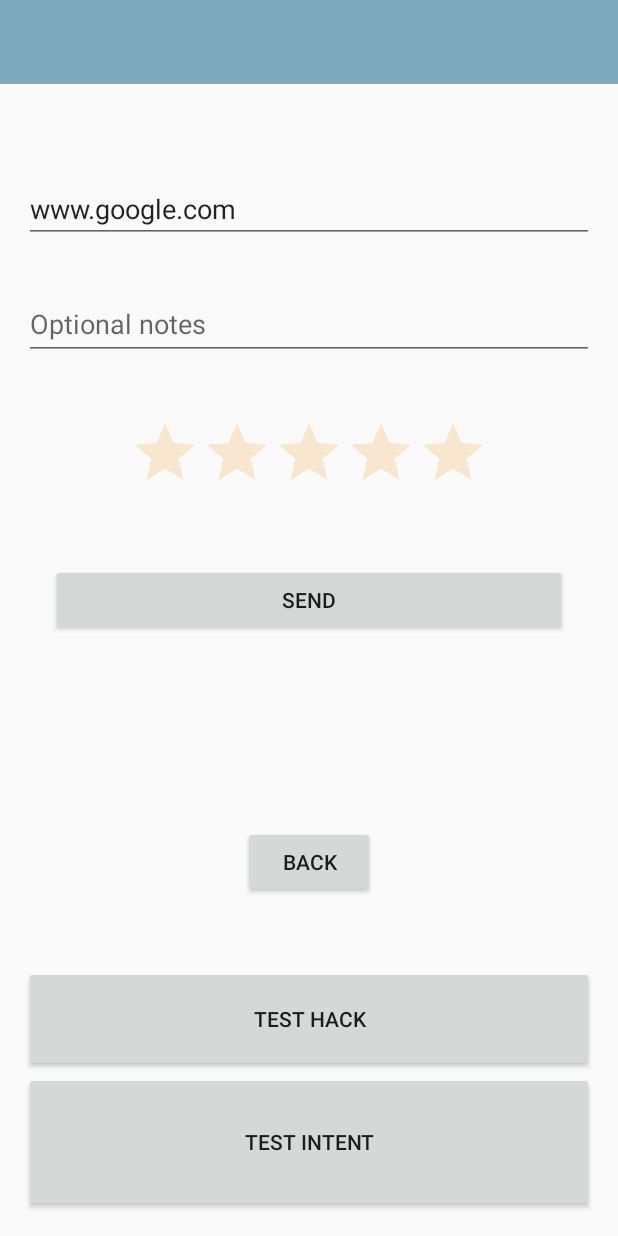
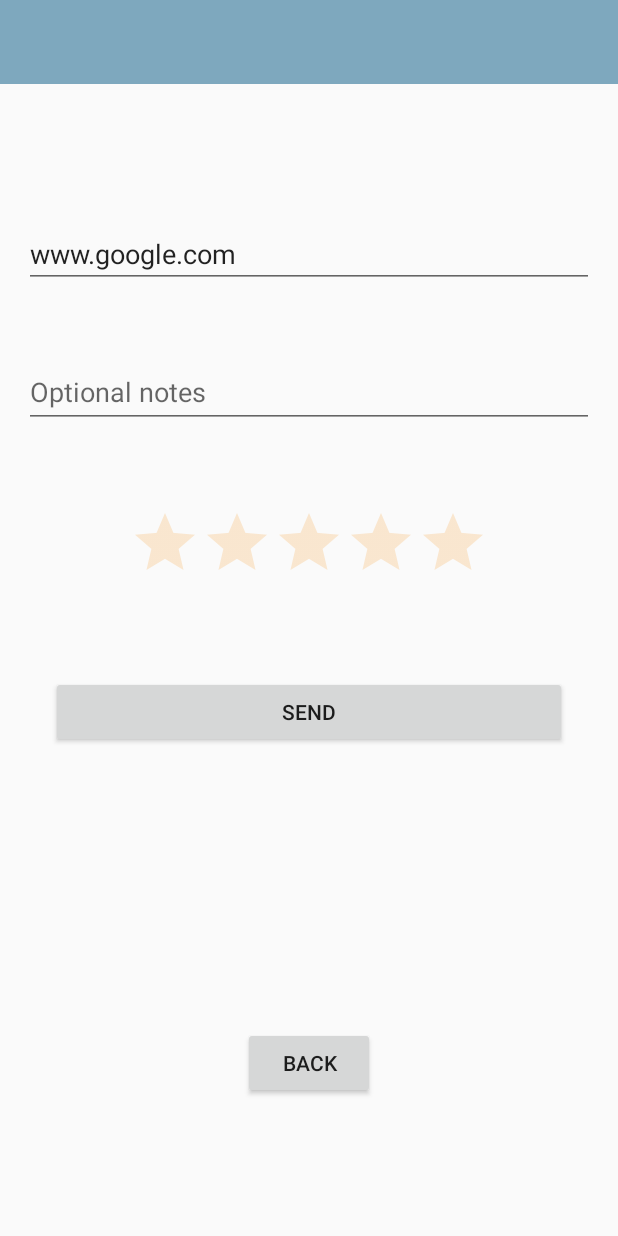
Before and after one commit to Railore/MyWebReviews-An-Android-Collution-demo, an Android app: the ReviewFragment screen opened through its navigation route, on a phone screen of 412 x 824 dp. Run offline under Robolectric (Android 15) with nearby library versions, the light colour scheme and no system bars; our stand-ins replace Volley; 1 statement that could not run was skipped.

Commit message:
removed test buttons from webreview app

```diff
--- a/MyWebReviews/app/src/main/res/layout/fragment_view_review.xml
+++ b/MyWebReviews/app/src/main/res/layout/fragment_view_review.xml
@@ -109,20 +109,6 @@
             android:layout_height="wrap_content"
             android:layout_weight="2" />
 
-        <Button
-            android:id="@+id/button_hack"
-            android:layout_width="match_parent"
-            android:layout_height="wrap_content"
-            android:layout_weight="1"
-            android:text="@string/test_button" />
-
-        <Button
-            android:id="@+id/button_hack2"
-            android:layout_width="match_parent"
-            android:layout_height="wrap_content"
-            android:layout_weight="2"
-            android:text="test intent" />
-
     </LinearLayout>
 
 </LinearLayout>
```
Also changed, not shown: MyWebReviews/app/src/main/java/com/mywebreviews/ReviewFragment.java (+0 -66 lines).
